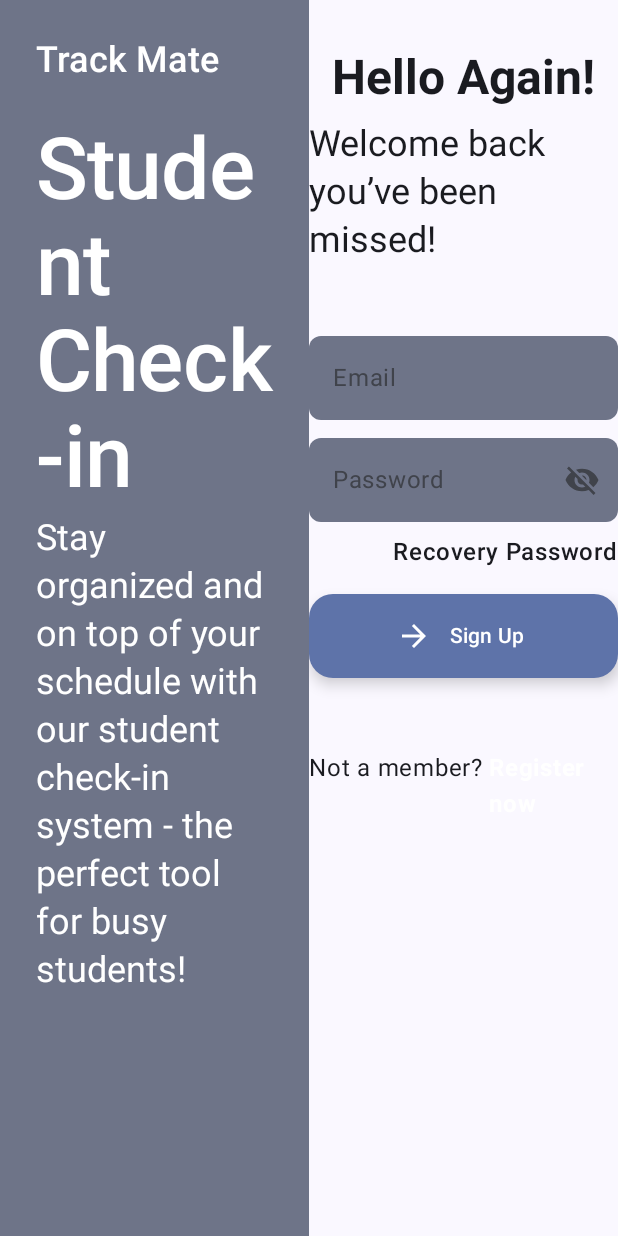
After one commit to f-arslan/track_mate, an Android app built with Jetpack Compose: the composable SignInScreenProvider shown on its own in the app's theme, on a phone screen of 412 x 824 dp. The commit adds this screen. Run offline under Robolectric (Android 15) with nearby library versions, the phone set to English and light mode, and no system bars; our stand-ins replace Dagger/Hilt's generated code, Firebase (no records; nobody signed in at launch, a user with empty details on screens opened directly).

Commit message:
sign in design

```diff
--- a/app/src/main/java/com/example/track_mate/common/composables/ButtonComposable.kt
+++ b/app/src/main/java/com/example/track_mate/common/composables/ButtonComposable.kt
@@ -11,6 +11,7 @@ import androidx.compose.foundation.shape.RoundedCornerShape
 import androidx.compose.material.icons.Icons
 import androidx.compose.material.icons.outlined.Edit
 import androidx.compose.material3.Button
+import androidx.compose.material3.ButtonDefaults
 import androidx.compose.material3.ExtendedFloatingActionButton
 import androidx.compose.material3.Icon
 import androidx.compose.material3.OutlinedButton
@@ -26,6 +27,7 @@ import androidx.compose.ui.unit.dp
 import com.example.track_mate.R
 import com.example.track_mate.core.model.ActionStatus
 import com.example.track_mate.util.Constants.MEDIUM_PADDING
+import com.example.track_mate.util.Constants.NO_PADDING
 import com.example.track_mate.util.Constants.SMALL_PADDING
 import com.example.track_mate.util.Constants.VERY_HIGH_PADDING
 import com.example.track_mate.R.drawable as AppIcon
--- /dev/null
+++ b/app/src/main/java/com/example/track_mate/ui/screens/tablet/sign_in_screen/SignInScreenProvider.kt
@@ -0,0 +1,139 @@
+package com.example.track_mate.ui.screens.tablet.sign_in_screen
+
+import androidx.compose.foundation.layout.Arrangement
+import androidx.compose.foundation.layout.Column
+import androidx.compose.foundation.layout.IntrinsicSize
+import androidx.compose.foundation.layout.Row
+import androidx.compose.foundation.layout.Spacer
+import androidx.compose.foundation.layout.fillMaxHeight
+import androidx.compose.foundation.layout.fillMaxSize
+import androidx.compose.foundation.layout.fillMaxWidth
+import androidx.compose.foundation.layout.padding
+import androidx.compose.foundation.layout.width
+import androidx.compose.material3.MaterialTheme
+import androidx.compose.material3.Surface
+import androidx.compose.material3.Text
+import androidx.compose.runtime.Composable
+import androidx.compose.runtime.getValue
+import androidx.compose.ui.Alignment
+import androidx.compose.ui.Modifier
+import androidx.compose.ui.res.stringResource
+import androidx.compose.ui.text.font.FontWeight
+import androidx.compose.ui.tooling.preview.Preview
+import androidx.hilt.navigation.compose.hiltViewModel
+import com.example.track_mate.common.composables.AppExtendedButton
+import com.example.track_mate.common.composables.EmailField
+import com.example.track_mate.common.composables.PasswordField
+import com.example.track_mate.ui.screens.tablet.sign_up_screen.InformationSection
+import com.example.track_mate.ui.screens.view_models.SignInUiState
+import com.example.track_mate.ui.screens.view_models.SignInViewModel
+import com.example.track_mate.util.Constants.HIGH_PADDING
+import com.example.track_mate.util.Constants.MAX_PADDING
+import com.example.track_mate.util.Constants.MEDIUM_HIGH_PADDING
+import com.example.track_mate.util.Constants.MEDIUM_PADDING
+import com.example.track_mate.util.Constants.SMALL_PADDING
+import com.example.track_mate.util.Constants.VERY_MAX_PADDING
+import com.example.track_mate.util.TrackMateIcons
+import com.example.track_mate.R.string as AppText
+
+@Composable
+fun SignInScreenProvider(viewModel: SignInViewModel = hiltViewModel()) {
+    val uiState by viewModel.uiState
+    SignInScreen(
+        uiState,
+        onEmailChange = viewModel::onEmailChange,
+        onPasswordChange = viewModel::onPasswordChange,
+        onSignInClick = viewModel::onSignInClick
+    )
+}
+
+@Composable
+fun SignInScreen(
+    uiState: SignInUiState,
+    onEmailChange: (String) -> Unit,
+    onPasswordChange: (String) -> Unit,
+    onSignInClick: () -> Unit
+) {
+    Surface(modifier = Modifier.fillMaxSize()) {
+        Row {
+            InformationSection(modifier = Modifier.weight(0.5f))
+            FormSectionSignIn(
+                modifier = Modifier.weight(0.5f),
+                uiState,
+                onEmailChange,
+                onPasswordChange,
+                onSignInClick
+            )
+        }
+    }
+}
+
+@Composable
+fun FormSectionSignIn(
+    modifier: Modifier,
+    uiState: SignInUiState,
+    onEmailChange: (String) -> Unit,
+    onPasswordChange: (String) -> Unit,
+    onSignInClick: () -> Unit
+) {
+    Surface(modifier = modifier.fillMaxHeight()) {
+        Column(horizontalAlignment = Alignment.CenterHorizontally) {
+            Spacer(Modifier.padding(top = MAX_PADDING))
+            Text(
+                text = stringResource(AppText.hello_again),
+                style = MaterialTheme.typography.headlineLarge,
+                fontWeight = FontWeight.Bold
+            )
+            Spacer(Modifier.padding(top = MEDIUM_PADDING))
+            Text(
+                text = stringResource(AppText.welcome_back_you_have_been_missed),
+                style = MaterialTheme.typography.headlineSmall
+            )
+            Spacer(Modifier.padding(top = VERY_MAX_PADDING))
+            Column(
+                modifier = Modifier.width(IntrinsicSize.Max),
+                horizontalAlignment = Alignment.End
+            ) {
+                EmailField(
+                    value = uiState.email, placeholder = AppText.email, onNewValue = onEmailChange
+                )
+                Spacer(Modifier.padding(top = MEDIUM_HIGH_PADDING))
+                PasswordField(
+                    value = uiState.password,
+                    placeholder = AppText.password,
+                    onNewValue = onPasswordChange
+                )
+                Spacer(Modifier.padding(top = MEDIUM_PADDING))
+                Text(
+                    text = stringResource(AppText.recovery_password),
+                    fontWeight = FontWeight.SemiBold
+                )
+                Spacer(Modifier.padding(top = HIGH_PADDING))
+                AppExtendedButton(
+                    Modifier.fillMaxWidth(), AppText.sign_up, TrackMateIcons.ForwardArrow, onSignInClick
+                )
+            }
+            Spacer(Modifier.padding(top = VERY_MAX_PADDING))
+            Row {
+                Text(text = stringResource(AppText.not_a_member))
+                Spacer(Modifier.padding(end = SMALL_PADDING))
+                Text(
+                    text = stringResource(AppText.register_now),
+                    fontWeight = FontWeight.Bold,
+                    color = MaterialTheme.colorScheme.onTertiaryContainer
+                )
+            }
+
+        }
+    }
+}
+
+@Preview(showBackground = true, device = "spec:parent=pixel_tablet")
+@Composable
+fun SignInPreview() {
+    Column(
+        verticalArrangement = Arrangement.Center, horizontalAlignment = Alignment.CenterHorizontally
+    ) {
+        SignInScreen(SignInUiState(), {}, {}, {})
+    }
+}
--- /dev/null
+++ b/app/src/main/java/com/example/track_mate/ui/screens/view_models/SignInViewModel.kt
@@ -0,0 +1,35 @@
+package com.example.track_mate.ui.screens.view_models
+
+import androidx.compose.runtime.mutableStateOf
+import com.example.track_mate.core.model.service.StorageService
+import dagger.hilt.android.lifecycle.HiltViewModel
+import javax.inject.Inject
+
+data class SignInUiState(
+    val email: String = "", val password: String = ""
+)
+
+@HiltViewModel
+class SignInViewModel @Inject constructor(private val storageService: StorageService) :
+    AppViewModel() {
+
+    val uiState = mutableStateOf(SignInUiState())
+
+    private val email
+        get() = uiState.value.email
+
+    private val password
+        get() = uiState.value.password
+
+    fun onEmailChange(newValue: String) {
+        uiState.value = uiState.value.copy(email = newValue)
+    }
+
+    fun onPasswordChange(newValue: String) {
+        uiState.value = uiState.value.copy(password = newValue)
+    }
+
+    fun onSignInClick() {
+
+    }
+}
--- a/app/src/main/res/values/strings.xml
+++ b/app/src/main/res/values/strings.xml
@@ -25,6 +25,11 @@
     <string name="have_an_account">Have an account?</string>
     <string name="login">Login</string>
     <string name="display_title">Student Check-in</string>
+    <string name="hello_again">Hello Again!</string>
+    <string name="welcome_back_you_have_been_missed">Welcome back you’ve been missed!</string>
+    <string name="recovery_password">Recovery Password</string>
+    <string name="not_a_member">Not a member?</string>
+    <string name="register_now">Register now</string>
     <string name="display_text">Stay organized and on top of your schedule with our student check-in system - the perfect tool for busy students!</string>
 
     <!-- Common -->
```
Also changed, not shown: app/src/main/java/com/example/track_mate/ui/screens/tablet/sign_up_screen/SignUpScreen.kt (+17 -8 lines).
